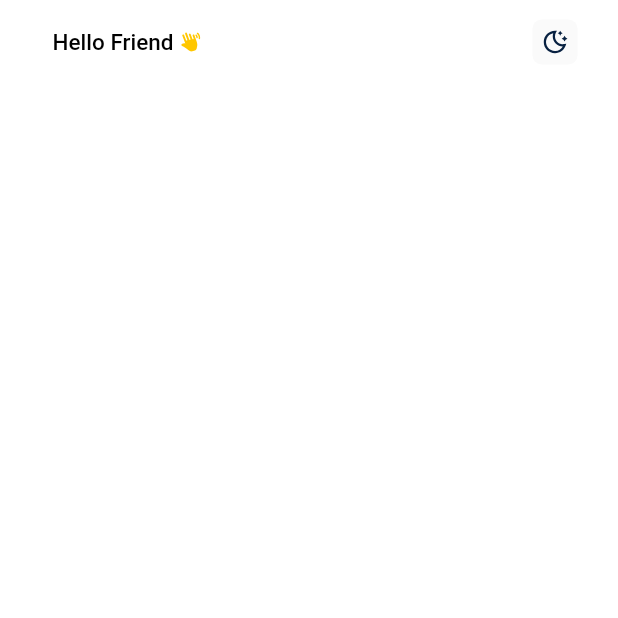
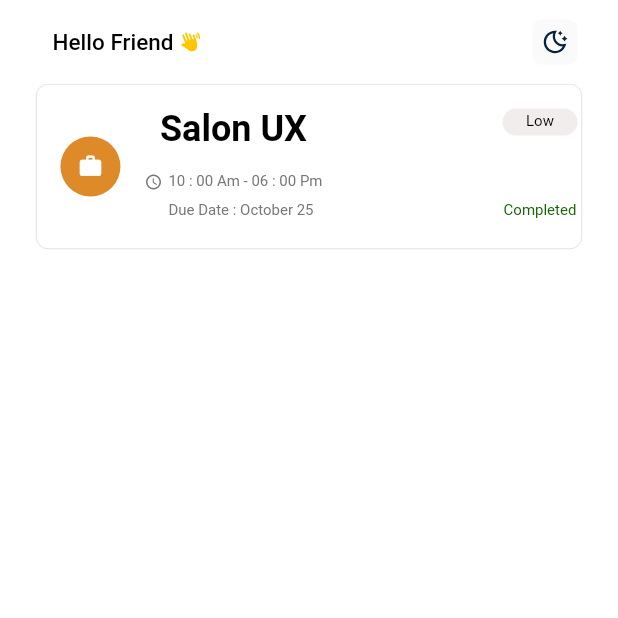
Before and after one commit to Rwan00/ToDo_Trax, a Flutter app: the screen it shows after launch, on a phone screen of 412 x 824 dp, the top half of it. Run offline on Flutter 3.47's test engine with Material 2 defaults, Android fonts, the phone set to English and light mode, and no system bars; our stand-ins replace flutter_svg, get, get_storage, google_fonts.

Commit message:
Add Task Tile

```diff
--- a/lib/ui/theme.dart
+++ b/lib/ui/theme.dart
@@ -2,10 +2,12 @@ import 'package:flutter/material.dart';
 import 'package:get/get.dart';
 import 'package:google_fonts/google_fonts.dart';
 
-const primaryClr = Color.fromRGBO(104, 126, 255,1);
-const secondaryClr = Color.fromRGBO(182, 255, 250,1);
-const dPrimaryClr = Color.fromRGBO(4, 54, 74,1);
-const dSecondaryClr = Color.fromRGBO(23, 107, 135,1);
+const primaryClr = Color.fromRGBO(104, 126, 255, 1);
+const secondaryClr = Color.fromRGBO(182, 255, 250, 1);
+const dPrimaryClr = Color.fromRGBO(4, 54, 74, 1);
+const dSecondaryClr = Color.fromRGBO(23, 107, 135, 1);
+const myPurple = Color.fromRGBO(147, 119, 205, 1);
+const myOrange = Color.fromRGBO(222, 138, 40, 1);
 
 class Themes {
   static final light = ThemeData(
@@ -13,25 +15,37 @@ class Themes {
           primary: primaryClr,
           secondary: secondaryClr,
           background: Colors.white,
-      brightness: Brightness.light
-    )
-  );
+          brightness: Brightness.light));
   static final dark = ThemeData(
       colorScheme: ColorScheme.fromSwatch().copyWith(
           primary: dPrimaryClr,
           secondary: dSecondaryClr,
           background: Colors.black,
-      brightness: Brightness.dark
-    )
-  );
-
+          brightness: Brightness.dark));
 }
 
-TextStyle get title{
+TextStyle get title {
   return GoogleFonts.roboto(
       textStyle: TextStyle(
     fontSize: 15,
-    color: Get.isDarkMode? Colors.white:Colors.black,
-  )
-);
+    color: Get.isDarkMode ? Colors.white : Colors.black,
+  ));
 }
+
+TextStyle get heading {
+  return GoogleFonts.roboto(
+      textStyle: TextStyle(
+    fontWeight: FontWeight.bold,
+    fontSize: 24,
+    color:
+        Get.isDarkMode ? const Color(0xffCACACA) : Colors.black,
+  ));
+}
+TextStyle get subHeading {
+  return GoogleFonts.roboto(
+      textStyle: const TextStyle(
+    fontSize: 10,
+    color:
+         Color.fromRGBO(119, 119, 119, 1) ,
+  ));
+}
--- a/lib/ui/views/ongoing_view.dart
+++ b/lib/ui/views/ongoing_view.dart
@@ -3,6 +3,7 @@ import 'package:get/get.dart';
 
 
 import '../methods/app_bar.dart';
+import '../widgets/task_tile.dart';
 
 
 class Ongoing extends StatelessWidget {
@@ -13,6 +14,15 @@ class Ongoing extends StatelessWidget {
     return Scaffold(
       backgroundColor: context.theme.colorScheme.background,
       appBar: buildAppBar(context),
+      body: Padding(
+        padding: const EdgeInsets.symmetric(horizontal: 24.0),
+        child: Column(
+
+          children: [
+            TaskTile(),
+          ],
+        ),
+      ),
     );
   }
 
--- /dev/null
+++ b/lib/ui/widgets/task_tile.dart
@@ -0,0 +1,92 @@
+import 'package:flutter/material.dart';
+import 'package:get/get.dart';
+import 'package:todo_trax/ui/theme.dart';
+
+class TaskTile extends StatelessWidget {
+  const TaskTile({super.key});
+
+  @override
+  Widget build(BuildContext context) {
+    return Container(
+      //padding: const EdgeInsets.symmetric(horizontal: 25),
+      height: 110,
+      //margin: EdgeInsets.all(16),
+      decoration: BoxDecoration(
+          border: Border.all(color: const Color(0xffBFBFBF),width: 0.3),
+          borderRadius: BorderRadius.circular(8),
+        color:  Get.isDarkMode? const Color.fromRGBO(44, 44, 44, 1):Colors.white,
+      ),
+      child: Row(
+        children: <Widget>[
+          const Padding(
+            padding: EdgeInsets.symmetric(horizontal: 16.0),
+            child: CircleAvatar(
+              backgroundColor: myOrange,
+              radius: 20,
+              child: Center(
+                child: Icon(
+                  Icons.work,
+                  size: 17,
+                  color: Colors.white,
+                ),
+              ),
+            ),
+          ),
+          Column(
+            children: <Widget>[
+              const SizedBox(height: 16,),
+              Text(
+                "Salon UX",
+                style: heading,
+              ),
+              const SizedBox(height: 15,),
+              Row(
+                children: <Widget>[
+                  const Icon(Icons.access_time_rounded,
+                      color: Color.fromRGBO(119, 119, 119, 1),size: 12,),
+                  const SizedBox(
+                    width: 4,
+                  ),
+                  Text(
+                    "10 : 00 Am - 06 : 00 Pm",
+                    style: subHeading,
+                  ),
+                ],
+              ),
+              const SizedBox(height: 7,),
+             Row(
+               children: <Widget>[
+                 const SizedBox(width: 10,),
+                 Text("Due Date : October 25",style: subHeading,),
+
+               ],
+             ),
+            ],
+          ),
+          const SizedBox(width: 120,),
+          Column(
+            children: <Widget>[
+              Padding(
+                padding: const EdgeInsets.only(top: 16.0, bottom: 7),
+                child: Container(
+                  width: 50,
+                  height: 18,
+                  decoration: BoxDecoration(
+                    borderRadius: BorderRadius.circular(15),
+                    color: Get.isDarkMode? const Color.fromRGBO(169, 169, 169, 1):const Color.fromRGBO(242, 237, 237, 1)
+                  ),
+                  child: Center(
+                    child: Text("Low",style: subHeading.copyWith(color: Colors.black),),
+                  ),
+                ),
+              ),
+              const SizedBox(height: 37,),
+              Text("Completed",style: subHeading.copyWith(color: const Color.fromRGBO(20, 99, 0, 1)),),
+              const SizedBox(height: 16,),
+            ],
+          )
+        ],
+      ),
+    );
+  }
+}
```
Lines whose indentation alone changed are shown as unchanged.
